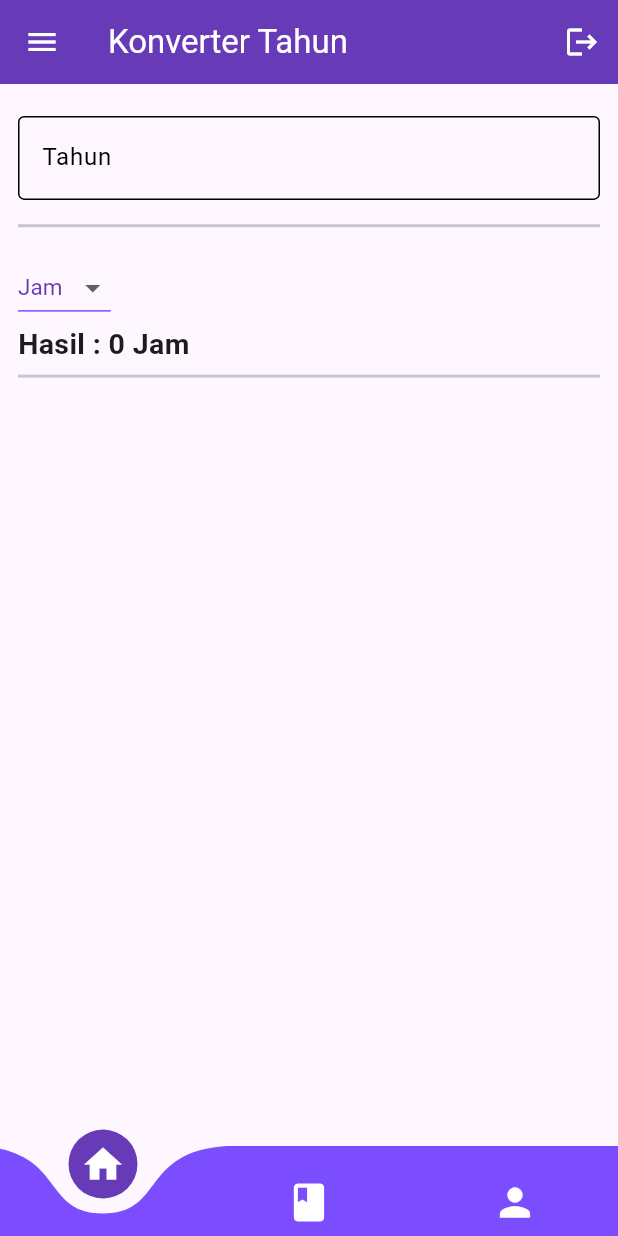
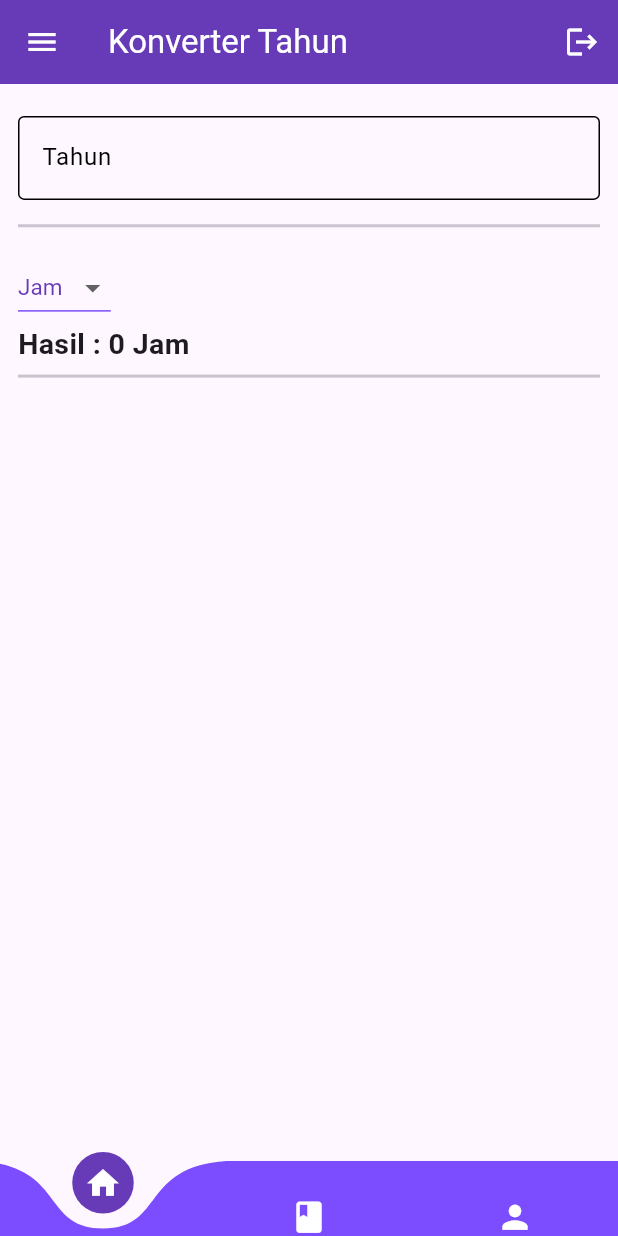
Before and after one commit to anndeviant/tpm_teori_t3, a Flutter app: the screen it shows after launch, on a phone screen of 412 x 824 dp. Run offline on Flutter 3.47's test engine with Material 3 defaults, Android fonts, the phone set to English and light mode, and no system bars; drawn by our look-alikes of curved_navigation_bar.

Commit message:
menyesuaikan ukuran navbar

```diff
--- a/lib/swap_screen.dart
+++ b/lib/swap_screen.dart
@@ -21,9 +21,9 @@ class _SwapScreenState extends State<SwapScreen> {
   //this
   int index = 0;
   final items = <Widget>[
-    Icon(Icons.home, size: 30),
-    Icon(Icons.book, size: 30),
-    Icon(Icons.person, size: 30),
+    Icon(Icons.home, size: 25),
+    Icon(Icons.book, size: 25),
+    Icon(Icons.person, size: 25),
   ];
 
   final PageController _pageController = PageController();
@@ -32,6 +32,7 @@ class _SwapScreenState extends State<SwapScreen> {
     return SafeArea(
       top: false,
       child: Scaffold(
+        extendBody: true,
         body: PageView(
             controller: _pageController,
             onPageChanged: (index) => setState(() {
@@ -45,7 +46,7 @@ class _SwapScreenState extends State<SwapScreen> {
           child: CurvedNavigationBar(
               color: Colors.deepPurpleAccent,
               buttonBackgroundColor: Colors.deepPurple,
-              height: 60,
+              height: 50,
               index: index,
               onTap: (index) => setState(() {
                     this.index = index;
```
